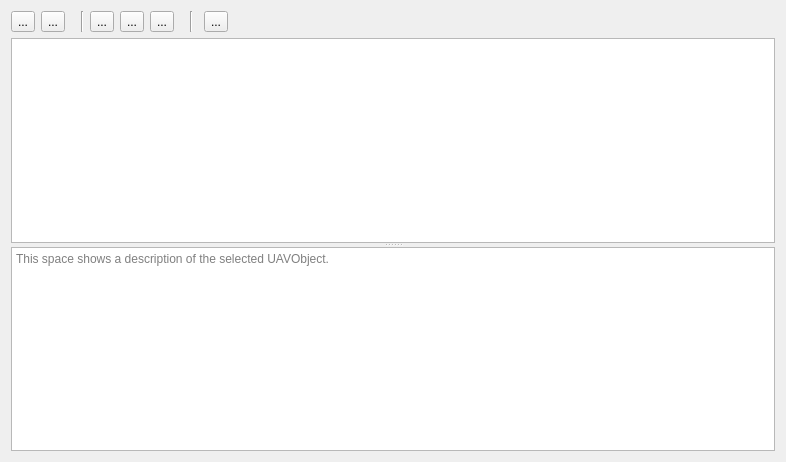
Before: the Qt Designer form ground/gcs/src/plugins/uavobjectbrowser/uavobjectbrowser.ui in librepilot/LibrePilot, drawn with Qt 5.
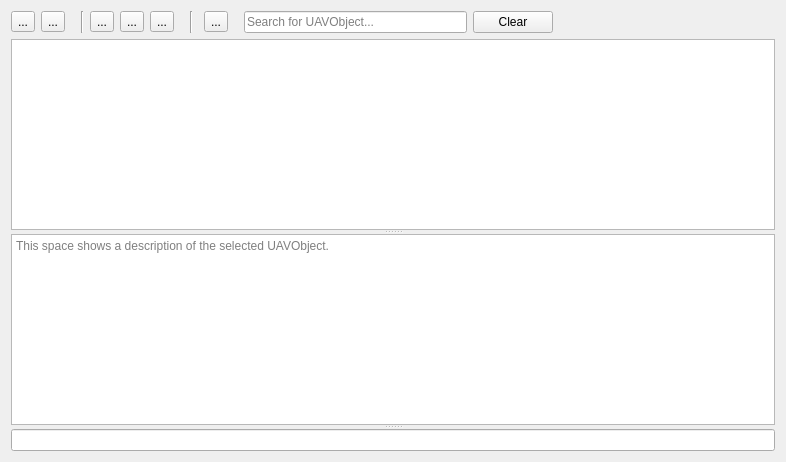
After: the same form once the commit is applied. Icons and pictures are not drawn.

Patch:
```diff
--- a/ground/gcs/src/plugins/uavobjectbrowser/uavobjectbrowser.ui
+++ b/ground/gcs/src/plugins/uavobjectbrowser/uavobjectbrowser.ui
@@ -204,6 +204,40 @@
        </property>
       </widget>
      </item>
+     <item>
+      <spacer name="horizontalSpacer_2">
+       <property name="orientation">
+        <enum>Qt::Horizontal</enum>
+       </property>
+       <property name="sizeType">
+        <enum>QSizePolicy::Preferred</enum>
+       </property>
+       <property name="sizeHint" stdset="0">
+        <size>
+         <width>10</width>
+         <height>20</height>
+        </size>
+       </property>
+      </spacer>
+     </item>
+     <item>
+      <widget class="QLineEdit" name="searchLine">
+       <property name="placeholderText">
+        <string>Search for UAVObject...</string>
+       </property>
+      </widget>
+     </item>
+     <item>
+      <widget class="QPushButton" name="searchClearButton">
+       <property name="text">
+        <string>Clear</string>
+       </property>
+       <property name="icon">
+        <iconset theme="fileclose">
+         <normaloff>.</normaloff>.</iconset>
+       </property>
+      </widget>
+     </item>
      <item>
       <spacer name="horizontalSpacer_3">
        <property name="orientation">
@@ -273,6 +307,7 @@
           <string>This space shows a description of the selected UAVObject.</string>
          </property>
         </widget>
+        <widget class="QLineEdit" name="lineEdit"/>
        </widget>
       </item>
      </layout>
```
